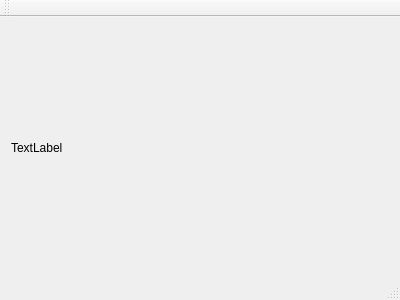
First picture: the form in mainwindow.ui, repository MaxTzar/AutoPlayer, before the edit.
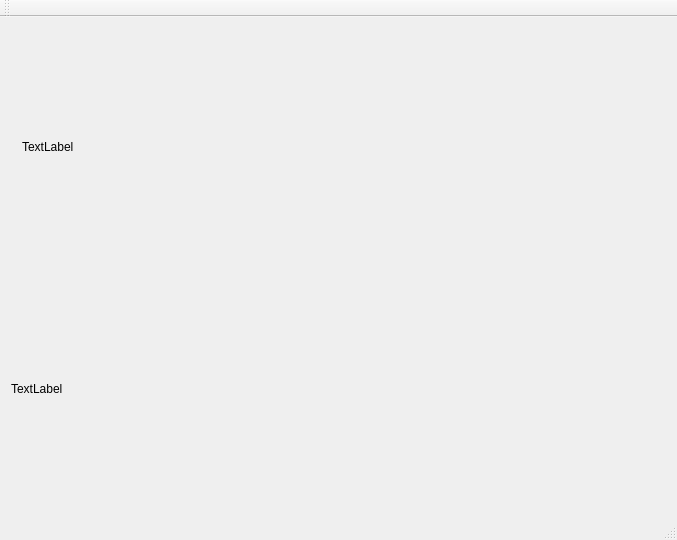
Second picture: the form after the edit.

```diff
--- a/mainwindow.ui
+++ b/mainwindow.ui
@@ -6,8 +6,8 @@
    <rect>
     <x>0</x>
     <y>0</y>
-    <width>400</width>
-    <height>300</height>
+    <width>677</width>
+    <height>540</height>
    </rect>
   </property>
   <property name="windowTitle">
@@ -15,6 +15,32 @@
   </property>
   <widget class="QWidget" name="centralWidget">
    <layout class="QVBoxLayout" name="verticalLayout">
+    <item>
+     <widget class="QWidget" name="widget" native="true">
+      <layout class="QHBoxLayout" name="horizontalLayout">
+       <item>
+        <widget class="QLabel" name="pattern">
+         <property name="text">
+          <string>TextLabel</string>
+         </property>
+        </widget>
+       </item>
+       <item>
+        <spacer name="horizontalSpacer">
+         <property name="orientation">
+          <enum>Qt::Horizontal</enum>
+         </property>
+         <property name="sizeHint" stdset="0">
+          <size>
+           <width>568</width>
+           <height>20</height>
+          </size>
+         </property>
+        </spacer>
+       </item>
+      </layout>
+     </widget>
+    </item>
     <item>
      <widget class="QLabel" name="image">
       <property name="text">
```
Left out of the diff: 2 changed lines with no effect on the pictures.
